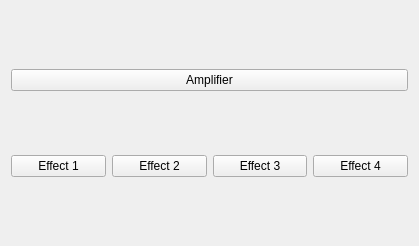
Above: plug/mainwindow.ui from b2ornot2b/plug before the change. Below: the same form after it.
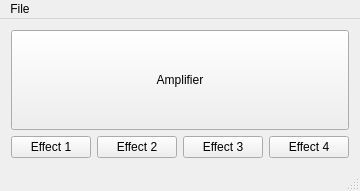
That is the form after the change.

Commit message: Added toolbar to the main window. Corrected amp window. Modified windows sizes.

What changed in the file:
```diff
--- a/plug/mainwindow.ui
+++ b/plug/mainwindow.ui
@@ -6,8 +6,8 @@
    <rect>
     <x>0</x>
     <y>0</y>
-    <width>419</width>
-    <height>246</height>
+    <width>300</width>
+    <height>150</height>
    </rect>
   </property>
   <property name="windowTitle">
@@ -17,6 +17,12 @@
    <layout class="QVBoxLayout" name="verticalLayout">
     <item>
      <widget class="QPushButton" name="Amplifier">
+      <property name="minimumSize">
+       <size>
+        <width>0</width>
+        <height>100</height>
+       </size>
+      </property>
       <property name="text">
        <string>Amplifier</string>
       </property>
@@ -56,6 +62,36 @@
     </item>
    </layout>
   </widget>
+  <widget class="QMenuBar" name="menuBar">
+   <property name="geometry">
+    <rect>
+     <x>0</x>
+     <y>0</y>
+     <width>300</width>
+     <height>19</height>
+    </rect>
+   </property>
+   <widget class="QMenu" name="menuFile">
+    <property name="title">
+     <string>File</string>
+    </property>
+    <addaction name="actionSave"/>
+    <addaction name="separator"/>
+    <addaction name="actionExit"/>
+   </widget>
+   <addaction name="menuFile"/>
+  </widget>
+  <widget class="QStatusBar" name="statusBar"/>
+  <action name="actionSave">
+   <property name="text">
+    <string>Save</string>
+   </property>
+  </action>
+  <action name="actionExit">
+   <property name="text">
+    <string>Exit</string>
+   </property>
+  </action>
  </widget>
  <layoutdefault spacing="6" margin="11"/>
  <resources/>
```
The commit also changes 3 other files.
